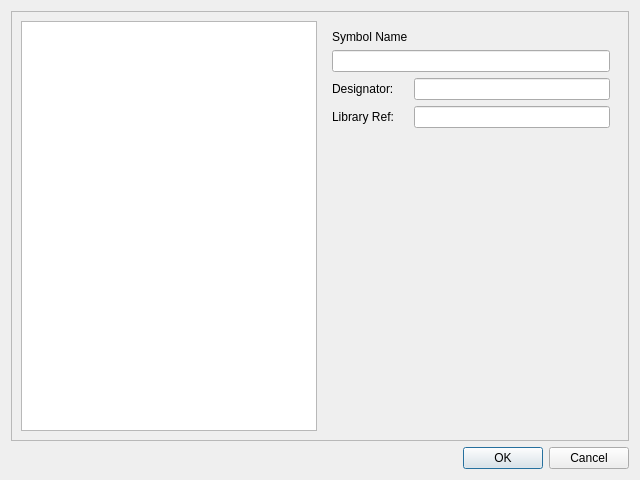
Before: the Qt Designer form client/src/ui/symbol.ui in BamWolf/altium-common-library.client, drawn with Qt 5.
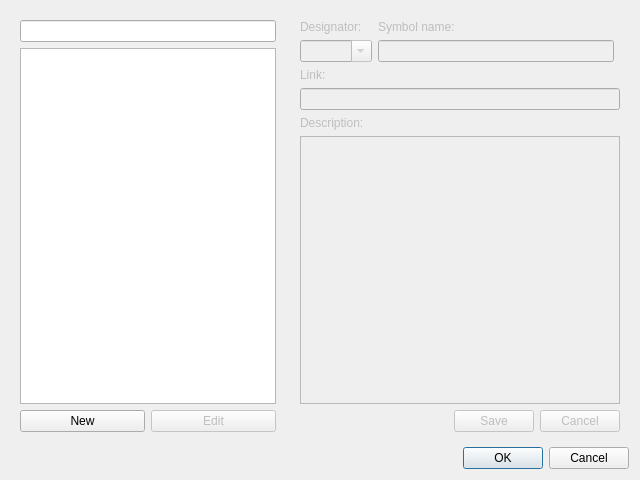
After: the same form once the commit is applied.

```diff
--- a/client/src/ui/symbol.ui
+++ b/client/src/ui/symbol.ui
@@ -13,60 +13,170 @@
   <property name="windowTitle">
    <string>Dialog</string>
   </property>
-  <layout class="QVBoxLayout" name="verticalLayout">
+  <layout class="QVBoxLayout" name="verticalLayout_2">
    <item>
-    <widget class="QFrame" name="mainframe">
-     <property name="frameShape">
-      <enum>QFrame::StyledPanel</enum>
+    <widget class="QWidget" name="widget_body" native="true">
+     <property name="sizePolicy">
+      <sizepolicy hsizetype="Preferred" vsizetype="Preferred">
+       <horstretch>0</horstretch>
+       <verstretch>0</verstretch>
+      </sizepolicy>
      </property>
-     <property name="frameShadow">
-      <enum>QFrame::Raised</enum>
-     </property>
-     <layout class="QHBoxLayout" name="horizontalLayout">
+     <layout class="QHBoxLayout" name="horizontalLayout_2">
+      <property name="margin">
+       <number>0</number>
+      </property>
       <item>
-       <widget class="QListWidget" name="symbolList"/>
+       <widget class="QWidget" name="listWidget" native="true">
+        <property name="sizePolicy">
+         <sizepolicy hsizetype="Maximum" vsizetype="Preferred">
+          <horstretch>0</horstretch>
+          <verstretch>0</verstretch>
+         </sizepolicy>
+        </property>
+        <layout class="QVBoxLayout" name="verticalLayout">
+         <item>
+          <widget class="QLineEdit" name="filterEdit"/>
+         </item>
+         <item>
+          <widget class="QListWidget" name="symbolList"/>
+         </item>
+         <item>
+          <widget class="QWidget" name="buttonsWidgetLeft" native="true">
+           <layout class="QHBoxLayout" name="horizontalLayout_4">
+            <property name="margin">
+             <number>0</number>
+            </property>
+            <item>
+             <widget class="QPushButton" name="newButton">
+              <property name="text">
+               <string>New</string>
+              </property>
+             </widget>
+            </item>
+            <item>
+             <widget class="QPushButton" name="editButton">
+              <property name="enabled">
+               <bool>false</bool>
+              </property>
+              <property name="text">
+               <string>Edit</string>
+              </property>
+             </widget>
+            </item>
+           </layout>
+          </widget>
+         </item>
+        </layout>
+       </widget>
       </item>
       <item>
-       <widget class="QWidget" name="widget" native="true">
+       <widget class="QWidget" name="infoWidget" native="true">
+        <property name="enabled">
+         <bool>false</bool>
+        </property>
         <property name="sizePolicy">
-         <sizepolicy hsizetype="Expanding" vsizetype="Expanding">
+         <sizepolicy hsizetype="MinimumExpanding" vsizetype="Preferred">
           <horstretch>0</horstretch>
           <verstretch>0</verstretch>
          </sizepolicy>
         </property>
-        <layout class="QFormLayout" name="formLayout">
-         <property name="fieldGrowthPolicy">
-          <enum>QFormLayout::AllNonFixedFieldsGrow</enum>
-         </property>
-         <item row="0" column="0">
-          <widget class="QLabel" name="label_name">
-           <property name="text">
-            <string>Symbol Name</string>
-           </property>
-          </widget>
-         </item>
-         <item row="1" column="0" colspan="2">
-          <widget class="QLineEdit" name="name"/>
-         </item>
-         <item row="3" column="0">
-          <widget class="QLabel" name="prefixLabel">
-           <property name="text">
-            <string>Designator:</string>
-           </property>
-          </widget>
-         </item>
-         <item row="3" column="1">
-          <widget class="QLineEdit" name="foot1"/>
-         </item>
+        <layout class="QGridLayout" name="gridLayout">
          <item row="4" column="0">
-          <widget class="QLabel" name="refLabel">
+          <widget class="QLabel" name="linkLabel">
            <property name="text">
-            <string>Library Ref:</string>
+            <string>Link:</string>
            </property>
           </widget>
          </item>
-         <item row="4" column="1">
-          <widget class="QLineEdit" name="foot2"/>
+         <item row="5" column="0" colspan="2">
+          <widget class="QLineEdit" name="linkEdit"/>
+         </item>
+         <item row="6" column="0">
+          <widget class="QLabel" name="descriptionLabel">
+           <property name="text">
+            <string>Description:</string>
+           </property>
+          </widget>
+         </item>
+         <item row="7" column="0" colspan="2">
+          <widget class="QPlainTextEdit" name="descriptionEdit">
+           <property name="sizePolicy">
+            <sizepolicy hsizetype="Expanding" vsizetype="Expanding">
+             <horstretch>0</horstretch>
+             <verstretch>0</verstretch>
+            </sizepolicy>
+           </property>
+          </widget>
+         </item>
+         <item row="9" column="0" colspan="2">
+          <widget class="QWidget" name="buttonsWidgetRight" native="true">
+           <layout class="QHBoxLayout" name="horizontalLayout_5">
+            <property name="margin">
+             <number>0</number>
+            </property>
+            <item>
+             <spacer name="horizontalSpacer">
+              <property name="orientation">
+               <enum>Qt::Horizontal</enum>
+              </property>
+              <property name="sizeHint" stdset="0">
+               <size>
+                <width>40</width>
+                <height>20</height>
+               </size>
+              </property>
+             </spacer>
+            </item>
+            <item>
+             <widget class="QPushButton" name="saveButton">
+              <property name="text">
+               <string>Save</string>
+              </property>
+             </widget>
+            </item>
+            <item>
+             <widget class="QPushButton" name="cancelButton">
+              <property name="text">
+               <string>Cancel</string>
+              </property>
+             </widget>
+            </item>
+           </layout>
+          </widget>
+         </item>
+         <item row="0" column="0" rowspan="2">
+          <widget class="QWidget" name="idWidget" native="true">
+           <layout class="QGridLayout" name="gridLayout_3">
+            <property name="margin">
+             <number>0</number>
+            </property>
+            <item row="1" column="0">
+             <widget class="QComboBox" name="designatorBox">
+              <property name="editable">
+               <bool>true</bool>
+              </property>
+             </widget>
+            </item>
+            <item row="0" column="0">
+             <widget class="QLabel" name="designatorLabel">
+              <property name="text">
+               <string>Designator:</string>
+              </property>
+             </widget>
+            </item>
+            <item row="1" column="1">
+             <widget class="QLineEdit" name="nameEdit"/>
+            </item>
+            <item row="0" column="1">
+             <widget class="QLabel" name="partnumberLabel">
+              <property name="text">
+               <string>Symbol name:</string>
+              </property>
+             </widget>
+            </item>
+           </layout>
+          </widget>
          </item>
         </layout>
        </widget>
```
